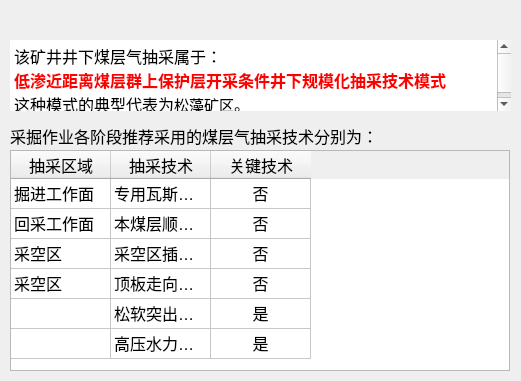
The window that python/cbm/uifiles/low_nearly_coals_dlg.ui (wyrover/cbm) describes before a commit, drawn with Qt 5.
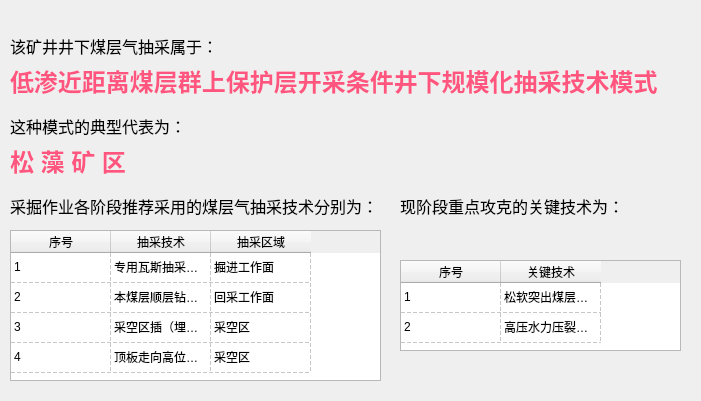
The same window after the commit. Icons and pictures are not drawn.

Commit message: 修改决策模式对话框

Patch:
```diff
--- a/python/cbm/uifiles/low_nearly_coals_dlg.ui
+++ b/python/cbm/uifiles/low_nearly_coals_dlg.ui
@@ -6,8 +6,8 @@
    <rect>
     <x>0</x>
     <y>0</y>
-    <width>521</width>
-    <height>381</height>
+    <width>701</width>
+    <height>401</height>
    </rect>
   </property>
   <property name="windowTitle">
@@ -18,8 +18,8 @@
     <rect>
      <x>0</x>
      <y>30</y>
-     <width>521</width>
-     <height>351</height>
+     <width>701</width>
+     <height>371</height>
     </rect>
    </property>
    <property name="font">
@@ -27,71 +27,177 @@
      <pointsize>12</pointsize>
     </font>
    </property>
-   <widget class="QTextEdit" name="disc_text">
-    <property name="enabled">
-     <bool>true</bool>
-    </property>
+   <widget class="QLabel" name="label_2">
     <property name="geometry">
      <rect>
       <x>10</x>
-      <y>10</y>
-      <width>501</width>
-      <height>71</height>
+      <y>0</y>
+      <width>201</width>
+      <height>31</height>
      </rect>
     </property>
-    <property name="contextMenuPolicy">
-     <enum>Qt::NoContextMenu</enum>
+    <property name="text">
+     <string>该矿井井下煤层气抽采属于：</string>
     </property>
-    <property name="frameShape">
-     <enum>QFrame::NoFrame</enum>
+   </widget>
+   <widget class="QLabel" name="label_4">
+    <property name="geometry">
+     <rect>
+      <x>10</x>
+      <y>110</y>
+      <width>151</width>
+      <height>41</height>
+     </rect>
     </property>
-    <property name="frameShadow">
-     <enum>QFrame::Sunken</enum>
-    </property>
-    <property name="lineWidth">
-     <number>0</number>
-    </property>
-    <property name="lineWrapMode">
-     <enum>QTextEdit::WidgetWidth</enum>
-    </property>
-    <property name="readOnly">
-     <bool>true</bool>
-    </property>
-    <property name="html">
-     <string>&lt;!DOCTYPE HTML PUBLIC &quot;-//W3C//DTD HTML 4.0//EN&quot; &quot;http://www.w3.org/TR/REC-html40/strict.dtd&quot;&gt;
-&lt;html&gt;&lt;head&gt;&lt;meta name=&quot;qrichtext&quot; content=&quot;1&quot; /&gt;&lt;style type=&quot;text/css&quot;&gt;
-p, li { white-space: pre-wrap; }
-&lt;/style&gt;&lt;/head&gt;&lt;body style=&quot; font-family:'SimSun'; font-size:12pt; font-weight:400; font-style:normal;&quot;&gt;
-&lt;p style=&quot; margin-top:0px; margin-bottom:0px; margin-left:0px; margin-right:0px; -qt-block-indent:0; text-indent:0px;&quot;&gt;&lt;span style=&quot; font-family:'宋体';&quot;&gt;该矿井井下煤层气抽采属于：&lt;/span&gt;&lt;/p&gt;
-&lt;p style=&quot; margin-top:0px; margin-bottom:0px; margin-left:0px; margin-right:0px; -qt-block-indent:0; text-indent:0px;&quot;&gt;&lt;span style=&quot; font-family:'宋体'; font-weight:600; color:#ff0000;&quot;&gt;低渗近距离煤层群上保护层开采条件井下规模化抽采技术模式&lt;/span&gt;&lt;/p&gt;
-&lt;p style=&quot; margin-top:0px; margin-bottom:0px; margin-left:0px; margin-right:0px; -qt-block-indent:0; text-indent:0px;&quot;&gt;&lt;span style=&quot; font-family:'宋体';&quot;&gt;这种模式的典型代表为&lt;/span&gt;&lt;span style=&quot; font-family:'宋体'; font-size:11pt;&quot;&gt;松藻矿区&lt;/span&gt;&lt;span style=&quot; font-family:'宋体';&quot;&gt;。&lt;/span&gt;&lt;/p&gt;&lt;/body&gt;&lt;/html&gt;</string>
-    </property>
-    <property name="textInteractionFlags">
-     <set>Qt::TextSelectableByMouse</set>
+    <property name="text">
+     <string>&lt;html&gt;&lt;head/&gt;&lt;body&gt;&lt;p&gt;&lt;span style=&quot; font-size:18pt; font-weight:600; color:#ff557f;&quot;&gt;松 藻 矿 区&lt;/span&gt;&lt;/p&gt;&lt;/body&gt;&lt;/html&gt;</string>
     </property>
    </widget>
    <widget class="QLabel" name="label">
     <property name="geometry">
      <rect>
       <x>10</x>
-      <y>90</y>
+      <y>160</y>
       <width>371</width>
       <height>31</height>
      </rect>
     </property>
+    <property name="font">
+     <font>
+      <pointsize>12</pointsize>
+     </font>
+    </property>
     <property name="text">
      <string>采掘作业各阶段推荐采用的煤层气抽采技术分别为：</string>
     </property>
    </widget>
+   <widget class="QLabel" name="label_6">
+    <property name="geometry">
+     <rect>
+      <x>400</x>
+      <y>160</y>
+      <width>221</width>
+      <height>31</height>
+     </rect>
+    </property>
+    <property name="font">
+     <font>
+      <pointsize>12</pointsize>
+     </font>
+    </property>
+    <property name="text">
+     <string>现阶段重点攻克的关键技术为：</string>
+    </property>
+   </widget>
+   <widget class="QTableWidget" name="tecl_table_2">
+    <property name="geometry">
+     <rect>
+      <x>400</x>
+      <y>230</y>
+      <width>281</width>
+      <height>91</height>
+     </rect>
+    </property>
+    <property name="font">
+     <font>
+      <pointsize>9</pointsize>
+     </font>
+    </property>
+    <property name="selectionMode">
+     <enum>QAbstractItemView::NoSelection</enum>
+    </property>
+    <property name="gridStyle">
+     <enum>Qt::DashLine</enum>
+    </property>
+    <attribute name="horizontalHeaderVisible">
+     <bool>true</bool>
+    </attribute>
+    <attribute name="verticalHeaderVisible">
+     <bool>false</bool>
+    </attribute>
+    <attribute name="verticalHeaderHighlightSections">
+     <bool>false</bool>
+    </attribute>
+    <row>
+     <property name="text">
+      <string>1</string>
+     </property>
+    </row>
+    <row>
+     <property name="text">
+      <string>2</string>
+     </property>
+    </row>
+    <column>
+     <property name="text">
+      <string>序号</string>
+     </property>
+    </column>
+    <column>
+     <property name="text">
+      <string>关键技术</string>
+     </property>
+    </column>
+    <item row="0" column="0">
+     <property name="text">
+      <string>1</string>
+     </property>
+    </item>
+    <item row="0" column="1">
+     <property name="text">
+      <string>松软突出煤层顺层连续套管护孔技术</string>
+     </property>
+    </item>
+    <item row="1" column="0">
+     <property name="text">
+      <string>2</string>
+     </property>
+    </item>
+    <item row="1" column="1">
+     <property name="text">
+      <string>高压水力压裂增透技术</string>
+     </property>
+    </item>
+   </widget>
+   <widget class="QLabel" name="label_3">
+    <property name="geometry">
+     <rect>
+      <x>10</x>
+      <y>20</y>
+      <width>681</width>
+      <height>61</height>
+     </rect>
+    </property>
+    <property name="toolTip">
+     <string>&lt;html&gt;&lt;head/&gt;&lt;body&gt;&lt;p&gt;&lt;img src=&quot;:/images/low_nearly_coals.png&quot;/&gt;&lt;/p&gt;&lt;/body&gt;&lt;/html&gt;</string>
+    </property>
+    <property name="whatsThis">
+     <string>&lt;html&gt;&lt;head/&gt;&lt;body&gt;&lt;p&gt;&lt;br/&gt;&lt;/p&gt;&lt;/body&gt;&lt;/html&gt;</string>
+    </property>
+    <property name="text">
+     <string>&lt;html&gt;&lt;head/&gt;&lt;body&gt;&lt;p&gt;&lt;span style=&quot; font-size:18pt; font-weight:600; color:#ff557f;&quot;&gt;低渗近距离煤层群上保护层开采条件井下规模化抽采技术模式&lt;/span&gt;&lt;/p&gt;&lt;/body&gt;&lt;/html&gt;</string>
+    </property>
+   </widget>
    <widget class="QTableWidget" name="tecl_table">
     <property name="geometry">
      <rect>
       <x>10</x>
-      <y>120</y>
-      <width>500</width>
-      <height>221</height>
+      <y>200</y>
+      <width>371</width>
+      <height>151</height>
      </rect>
     </property>
+    <property name="font">
+     <font>
+      <pointsize>9</pointsize>
+     </font>
+    </property>
+    <property name="selectionMode">
+     <enum>QAbstractItemView::NoSelection</enum>
+    </property>
+    <property name="gridStyle">
+     <enum>Qt::DashLine</enum>
+    </property>
     <attribute name="horizontalHeaderVisible">
      <bool>true</bool>
     </attribute>
@@ -103,37 +209,27 @@
     </attribute>
     <row>
      <property name="text">
-      <string/>
+      <string>1</string>
      </property>
     </row>
     <row>
      <property name="text">
-      <string/>
+      <string>5</string>
      </property>
     </row>
     <row>
      <property name="text">
-      <string/>
+      <string>6</string>
      </property>
     </row>
     <row>
      <property name="text">
-      <string/>
-     </property>
-    </row>
-    <row>
-     <property name="text">
-      <string/>
-     </property>
-    </row>
-    <row>
-     <property name="text">
-      <string/>
+      <string>7</string>
      </property>
     </row>
     <column>
      <property name="text">
-      <string>抽采区域</string>
+      <string>序号</string>
      </property>
     </column>
     <column>
@@ -143,13 +239,20 @@
     </column>
     <column>
      <property name="text">
-      <string>关键技术</string>
-     </property>
-     <property name="textAlignment">
-      <set>AlignHCenter|AlignVCenter|AlignCenter</set>
+      <string>抽采区域</string>
      </property>
     </column>
     <item row="0" column="0">
+     <property name="text">
+      <string>1</string>
+     </property>
+    </item>
+    <item row="0" column="1">
+     <property name="text">
+      <string>专用瓦斯抽采巷穿层钻孔抽采煤气气技术</string>
+     </property>
+    </item>
+    <item row="0" column="2">
      <property name="text">
       <string>掘进工作面</string>
      </property>
@@ -157,26 +260,9 @@
       <set>ItemIsSelectable|ItemIsUserCheckable|ItemIsEnabled</set>
      </property>
     </item>
-    <item row="0" column="1">
-     <property name="text">
-      <string>专用瓦斯抽采巷穿层钻孔抽采煤气气技术</string>
-     </property>
-    </item>
-    <item row="0" column="2">
-     <property name="text">
-      <string>否</string>
-     </property>
-     <property name="textAlignment">
-      <set>AlignHCenter|AlignVCenter|AlignCenter</set>
-     </property>
-     <property name="icon">
-      <iconset resource="../usecad.qrc">
-       <normaloff>:/images/no.png</normaloff>:/images/no.png</iconset>
-     </property>
-    </item>
     <item row="1" column="0">
      <property name="text">
-      <string>回采工作面</string>
+      <string>2</string>
      </property>
     </item>
     <item row="1" column="1">
@@ -186,19 +272,12 @@
     </item>
     <item row="1" column="2">
      <property name="text">
-      <string>否</string>
-     </property>
-     <property name="textAlignment">
-      <set>AlignHCenter|AlignVCenter|AlignCenter</set>
-     </property>
-     <property name="icon">
-      <iconset resource="../usecad.qrc">
-       <normaloff>:/images/no.png</normaloff>:/images/no.png</iconset>
+      <string>回采工作面</string>
      </property>
     </item>
     <item row="2" column="0">
      <property name="text">
-      <string>采空区</string>
+      <string>3</string>
      </property>
     </item>
     <item row="2" column="1">
@@ -208,19 +287,12 @@
     </item>
     <item row="2" column="2">
      <property name="text">
-      <string>否</string>
-     </property>
-     <property name="textAlignment">
-      <set>AlignHCenter|AlignVCenter|AlignCenter</set>
-     </property>
-     <property name="icon">
-      <iconset resource="../usecad.qrc">
-       <normaloff>:/images/no.png</normaloff>:/images/no.png</iconset>
+      <string>采空区</string>
      </property>
     </item>
     <item row="3" column="0">
      <property name="text">
-      <string>采空区</string>
+      <string>4</string>
      </property>
     </item>
     <item row="3" column="1">
@@ -230,55 +302,22 @@
     </item>
     <item row="3" column="2">
      <property name="text">
-      <string>否</string>
+      <string>采空区</string>
      </property>
-     <property name="textAlignment">
-      <set>AlignHCenter|AlignVCenter|AlignCenter</set>
-     </property>
-     <property name="icon">
-      <iconset resource="../usecad.qrc">
-       <normaloff>:/images/no.png</normaloff>:/images/no.png</iconset>
-     </property>
     </item>
-    <item row="4" column="1">
-     <property name="text">
-      <string>松软突出煤层顺层连续套管护孔技术</string>
-     </property>
-    </item>
-    <item row="4" column="2">
-     <property name="text">
-      <string>是</string>
-     </property>
-     <property name="textAlignment">
-      <set>AlignHCenter|AlignVCenter|AlignCenter</set>
-     </property>
-     <property name="icon">
-      <iconset resource="../usecad.qrc">
-       <normaloff>:/images/yes.png</normaloff>:/images/yes.png</iconset>
-     </property>
-    </item>
-    <item row="5" column="0">
-     <property name="text">
-      <string/>
-     </property>
-    </item>
-    <item row="5" column="1">
-     <property name="text">
-      <string>高压水力压裂增透技术</string>
-     </property>
-    </item>
-    <item row="5" column="2">
-     <property name="text">
-      <string>是</string>
-     </property>
-     <property name="textAlignment">
-      <set>AlignHCenter|AlignVCenter|AlignCenter</set>
-     </property>
-     <property name="icon">
-      <iconset resource="../usecad.qrc">
-       <normaloff>:/images/yes.png</normaloff>:/images/yes.png</iconset>
-     </property>
-    </item>
+   </widget>
+   <widget class="QLabel" name="label_5">
+    <property name="geometry">
+     <rect>
+      <x>10</x>
+      <y>80</y>
+      <width>181</width>
+      <height>31</height>
+     </rect>
+    </property>
+    <property name="text">
+     <string>这种模式的典型代表为：</string>
+    </property>
    </widget>
   </widget>
   <widget class="QWidget" name="widget_title" native="true">
@@ -286,7 +325,7 @@
     <rect>
      <x>0</x>
      <y>0</y>
-     <width>521</width>
+     <width>701</width>
      <height>31</height>
     </rect>
    </property>
@@ -327,7 +366,7 @@
      <rect>
       <x>40</x>
       <y>0</y>
-      <width>431</width>
+      <width>611</width>
       <height>31</height>
      </rect>
     </property>
@@ -350,7 +389,7 @@
    <widget class="QPushButton" name="btnMenu_Close">
     <property name="geometry">
      <rect>
-      <x>480</x>
+      <x>660</x>
       <y>0</y>
       <width>41</width>
       <height>31</height>
```
Left out of the diff: 2 changed lines with no effect on the pictures. The commit also changes 23 other files.
